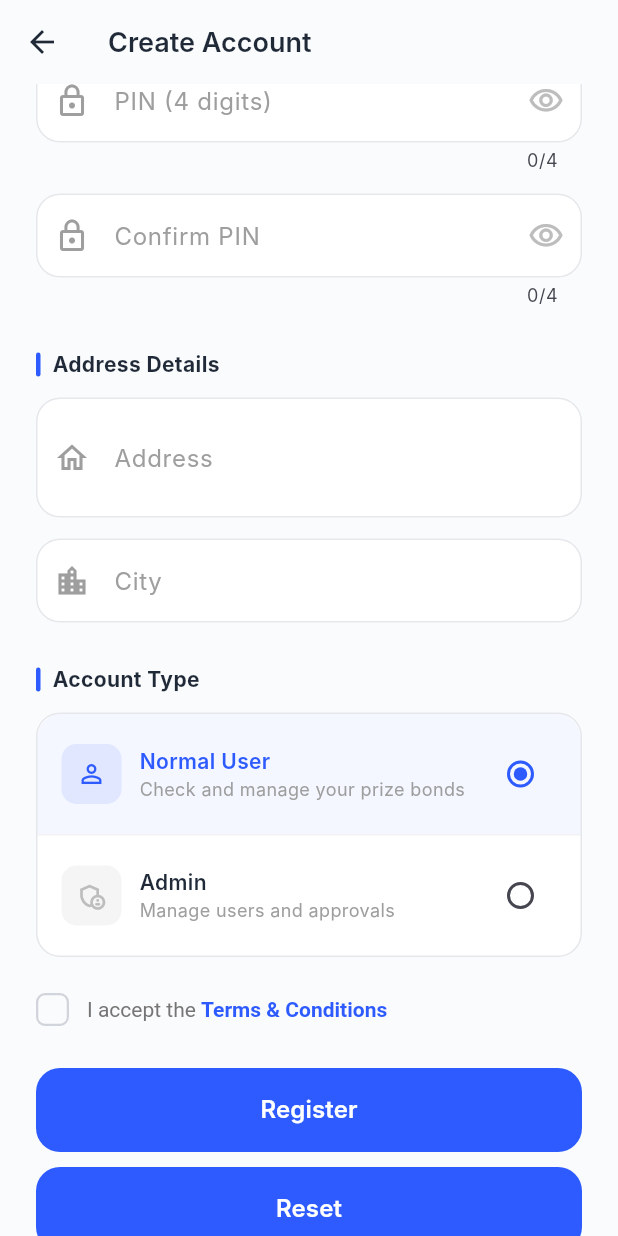
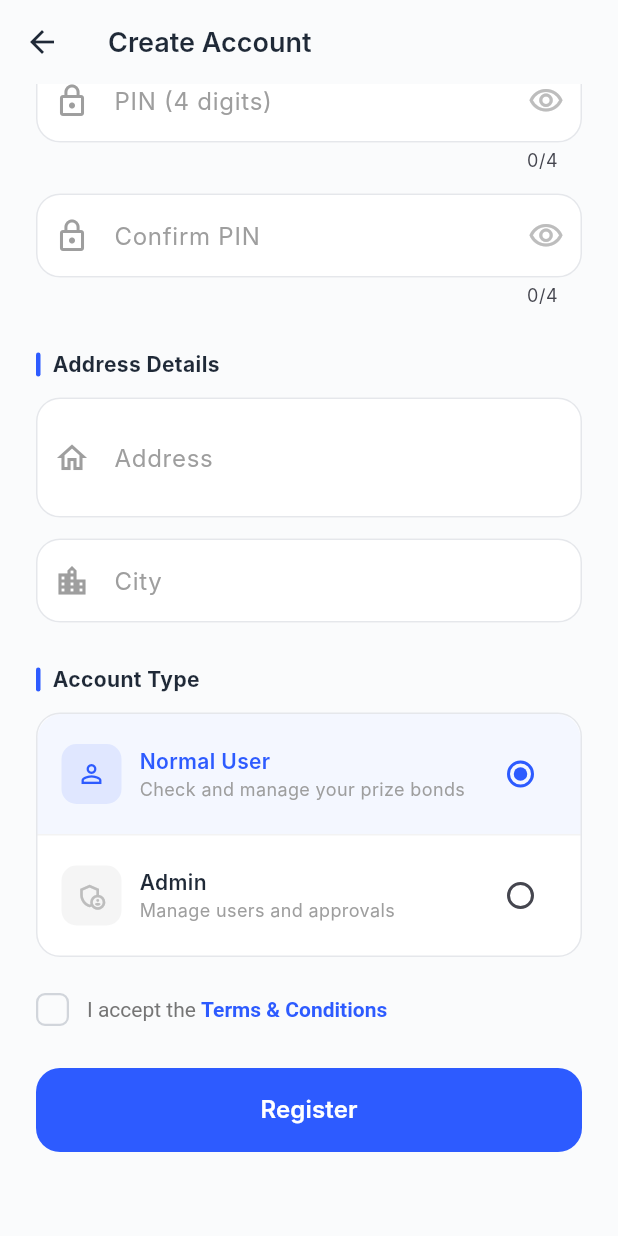
Before and after one commit to DevWahabBaloch/prize-bond-checker, a Flutter app: the RegisterScreen screen opened directly, scrolled down 492 dp, on a phone screen of 412 x 824 dp. Run offline on Flutter 3.47's test engine with Material 3 defaults, Android fonts, the phone set to English and light mode, and no system bars; our stand-ins replace awesome_notifications, camera, connectivity_plus, file_picker, hive, hive_flutter and 3 more; missing offline and left inert: google_mlkit_text_recognition; accounts and stored records are empty; Roboto replaces fonts that are missing (Inter).

Commit message:
refactor: remove unused form reset functionality from register screen

```diff
--- a/lib/screens/auth/register_screen.dart
+++ b/lib/screens/auth/register_screen.dart
@@ -102,18 +102,6 @@ class _RegisterScreenState extends State<RegisterScreen> {
       fillColor: Colors.white,
       labelStyle: TextStyle(color: Colors.grey[500]),
     );
-  }
-
-  void _resetForm() {
-    _formKey.currentState?.reset();
-    _firstNameController.clear();
-    _lastNameController.clear();
-    _mobileController.clear();
-    _emailController.clear();
-    _pinController.clear();
-    _confirmPinController.clear();
-    _addressController.clear();
-    _cityController.clear();
   }
 
   @override
@@ -380,21 +368,6 @@ class _RegisterScreenState extends State<RegisterScreen> {
                         : const Text('Register', style: TextStyle(fontSize: 16, fontWeight: FontWeight.w600)),
                   ),
                 ),
-                SizedBox(height: 10),
-                SizedBox(
-                  width: double.infinity,
-                  height: 56,
-                  child: ElevatedButton(
-                    onPressed: _resetForm,
-                    style: ElevatedButton.styleFrom(
-                      backgroundColor: const Color(0xFF2D5BFF),
-                      foregroundColor: Colors.white,
-                      shape: RoundedRectangleBorder(borderRadius: BorderRadius.circular(16)),
-                      elevation: 0,
-                    ),
-                    child: const Text('Reset', style: TextStyle(fontSize: 16, fontWeight: FontWeight.w600)),
-                  ),
-                ),
 
                 const SizedBox(height: 32),
               ],
```
